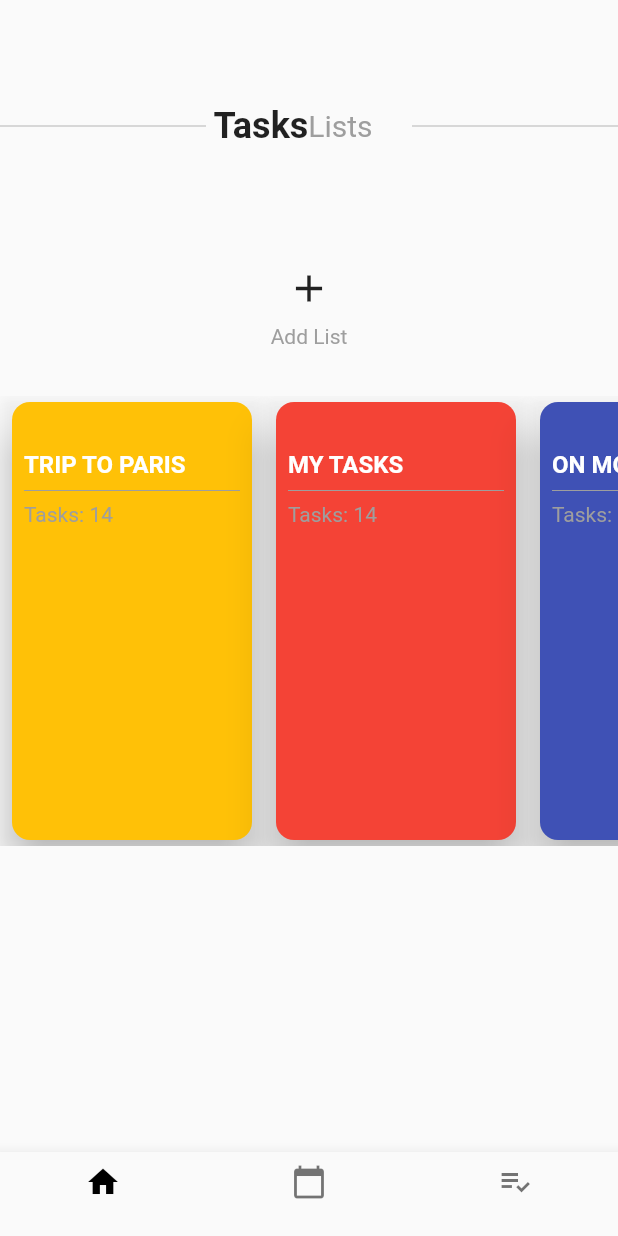
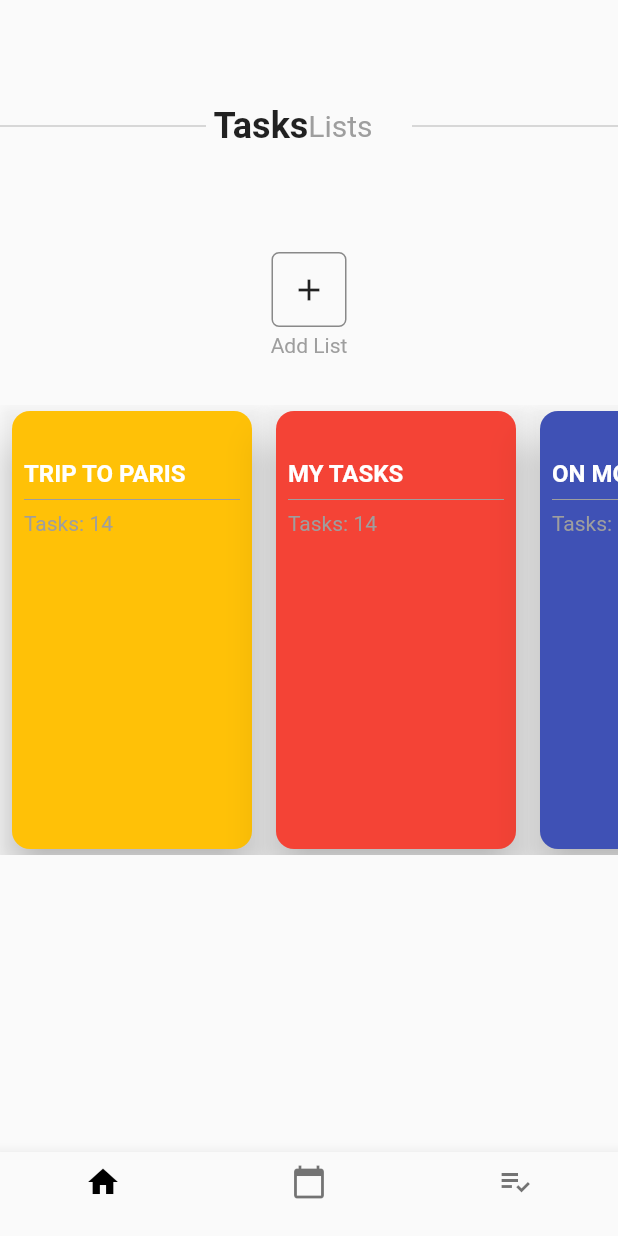
Before and after one commit to pedromassango/flutter-tasky-app, a Flutter app: the screen it shows after launch, on a phone screen of 412 x 824 dp. Run offline on Flutter 3.47's test engine with Material 2 defaults, Android fonts, the phone set to English and light mode, and no system bars; our stand-ins replace flutter_swiper.

Commit message:
add border around add icon

```diff
--- a/lib/main.dart
+++ b/lib/main.dart
@@ -138,18 +138,21 @@ class _HomePageState extends State<HomePage> {
               ],
             ),
           ),
-          Center(
-            heightFactor: 1.0,
-            child: new Column(
-              children: <Widget>[
-                new IconButton(
+          new Column(
+            children: <Widget>[
+              Container(
+                margin: EdgeInsets.only(bottom: 4.0),
+                decoration: BoxDecoration(
+                  border: Border.all(width: 1.0, color: Colors.black45),
+                  borderRadius: BorderRadius.circular(5.0),
+                ),
+                child: new IconButton(
                   icon: new Icon(Icons.add),
                   onPressed: _addTaskPressed,
-                  iconSize: 30.0,
                 ),
-                Text('Add List', style: TextStyle(color: Colors.grey))
-              ],
-            )
+              ),
+              Text('Add List', style: TextStyle(color: Colors.grey))
+            ],
           ),
           Container(
             margin: EdgeInsets.only(top: 32.0, bottom: 8.0),
```
